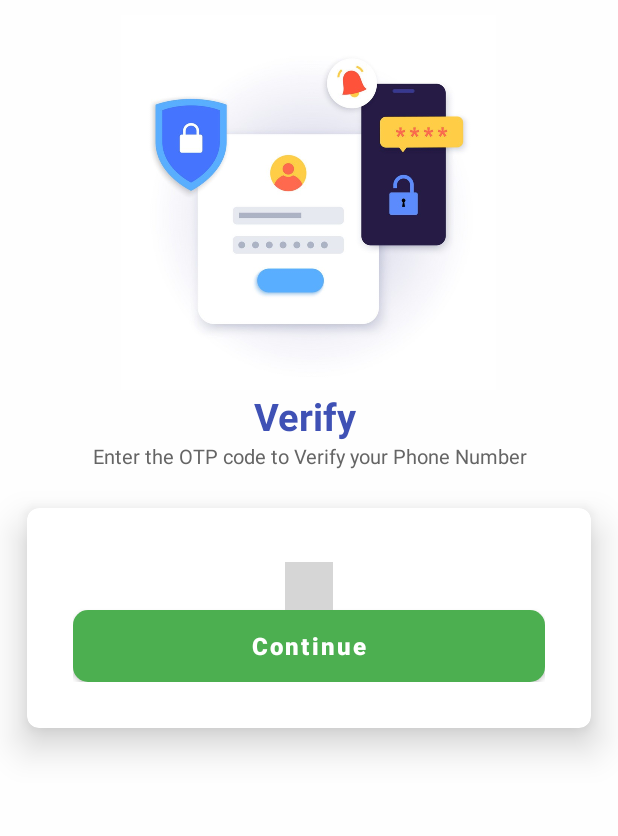
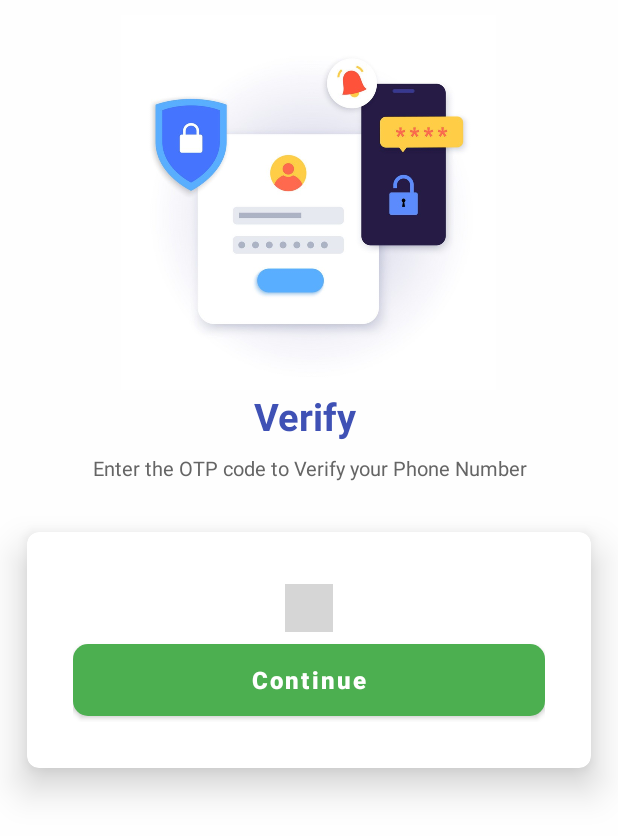
Before and after one commit to iampriteshkumar/Lets-Chat-App-from-Android-Studio-Integration, an Android app: the screen it shows after launch (OTPActivity), after a tap on "Continue", on a phone screen of 412 x 824 dp. Shown: the top 836 px of the screen. Run offline under Robolectric (Android 15) with nearby library versions, the phone set to English and light mode, and no system bars; our stand-ins replace Firebase (no records; nobody signed in at launch, a user with empty details on screens opened directly); plain views replace OtpView; 1 statement that could not run was skipped; grey boxes are pictures that could not be loaded.

Commit message:
Minor changes in UI

```diff
--- a/app/src/main/res/layout/activity_otpactivity.xml
+++ b/app/src/main/res/layout/activity_otpactivity.xml
@@ -16,7 +16,6 @@
         android:src="@drawable/getotp"
         android:scaleType="centerCrop"
         android:layout_marginTop="10dp"
-
         android:layout_width="250dp"
         android:layout_height="250dp"/>
 
@@ -37,6 +36,7 @@
         android:textColor="#656565"
         android:layout_width="match_parent"
         android:textStyle="normal"
+        android:layout_margin="8dp"
         android:layout_height="wrap_content"/>
 
     <androidx.cardview.widget.CardView
@@ -62,14 +62,16 @@
                 android:hint="otp"
                 android:labelFor="@id/otp_view"
                 android:layout_gravity="center"
-                android:layout_marginTop="5dp"
+                android:layout_marginTop="4dp"
                 android:inputType="number"
-                android:itemBackground="#e7e7e7"
+                android:itemBackground="#F5F5F5"
                 android:focusableInTouchMode="true"
                 app:OtpItemCount="6"
-                android:textSize="20sp"
-                android:paddingBottom="10dp"
-                app:OtpLineColor="#4574FD"
+                android:textSize="16sp"
+                android:textStyle="bold|normal"
+                android:paddingBottom="8dp"
+                app:OtpLineColor="#3F51B5"
+                app:OtpLineWidth="3dp"
                 app:OtpViewType="line"
                 android:layout_width="wrap_content"
                 android:layout_height="wrap_content"/>
@@ -80,6 +82,8 @@
                 android:layout_height="wrap_content"
                 android:background="@drawable/background_shape"
                 android:backgroundTint="#4CAF50"
+                android:layout_marginTop="8dp"
+                android:layout_marginBottom="4dp"
                 android:text="Continue"
                 android:textAllCaps="false"
                 android:textSize="16sp"
```
